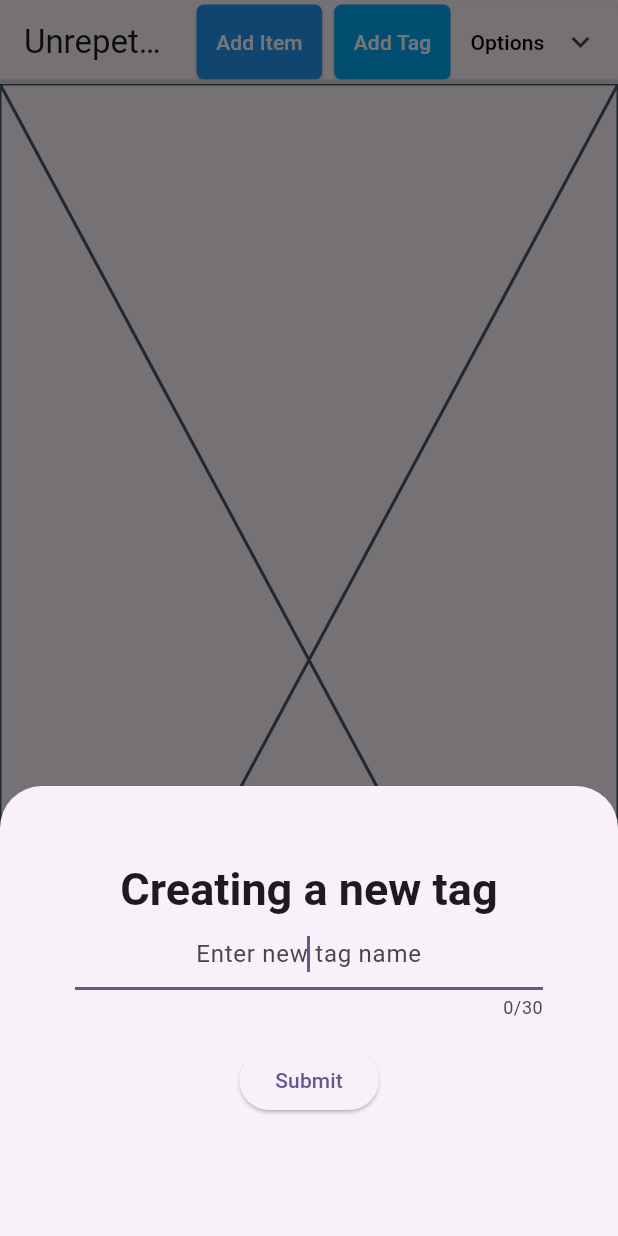
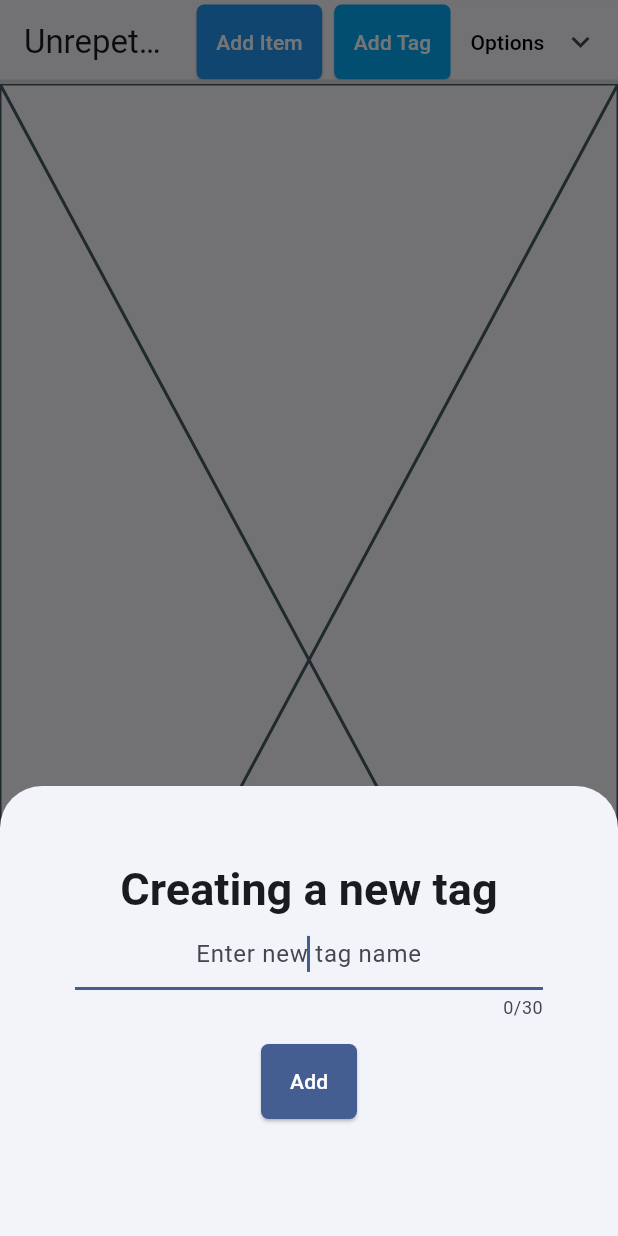
Before and after one commit to luE11/unrepeatable-list-app, a Flutter app: the screen it shows after launch, after a tap on "Add Tag", on a phone screen of 412 x 824 dp. Run offline on Flutter 3.47's test engine with Material 3 defaults, Android fonts, the phone set to English and light mode, and no system bars; missing offline and left inert: sqlite3, window_size; statements that could not run were skipped.

```diff
--- a/lib/components/modal_manager.dart
+++ b/lib/components/modal_manager.dart
@@ -1,22 +1,21 @@
 import 'package:flutter/material.dart';
-import '../database/operations/tag_manager.dart' show createTag;
 import 'modals/create_tag_modal.dart';
 import 'modals/delete_tag_modal.dart';
 
-void showCreateTagModal(BuildContext context, ThemeData? themeData){
+void showCreateTagModal(BuildContext context, ThemeData? themeData, ButtonStyle? btnStyle){
   showModalBottomSheet<void>(
     context: context,
     builder: (BuildContext context) {
-      return CreateTagModal(themeData: themeData);
+      return CreateTagModal(themeData: themeData, btnStyle: btnStyle);
     },
   );
 }
 
-void showDeleteTagModal(BuildContext context, ThemeData? themeData){
+void showDeleteTagModal(BuildContext context, ThemeData? themeData, ButtonStyle? btnStyle){
   showModalBottomSheet<void>(
     context: context,
     builder: (BuildContext context) {
-      return DeleteTagModal(themeData: themeData);
+      return DeleteTagModal(themeData: themeData, btnStyle: btnStyle);
     },
   );
 }
--- a/lib/components/modals/create_tag_modal.dart
+++ b/lib/components/modals/create_tag_modal.dart
@@ -1,12 +1,13 @@
 import 'package:flutter/material.dart';
-import '../../database/operations/tag_manager.dart' show createTag;
+import '../../services/tag_service.dart' show createTag;
 
 class CreateTagModal extends StatelessWidget {
   final GlobalKey<FormState> formKey = GlobalKey<FormState>();
   final ThemeData? themeData;
+  final ButtonStyle? btnStyle;
   final tagController = TextEditingController();
 
-  CreateTagModal({super.key, this.themeData});
+  CreateTagModal({super.key, this.themeData, this.btnStyle});
 
   @override
   Widget build(BuildContext context) {
@@ -50,7 +51,10 @@ class CreateTagModal extends StatelessWidget {
                       Navigator.pop(context);
                     }
                   },
-                  child: const Text('Submit'),
+                  style: btnStyle?.copyWith(
+                    backgroundColor: MaterialStatePropertyAll(themeData?.colorScheme.primary),
+                  ),
+                  child: const Text('Add'),
                 ),
               ),
             ],
--- a/lib/components/navbar.dart
+++ b/lib/components/navbar.dart
@@ -35,7 +35,7 @@ class AppNavBar extends StatelessWidget implements PreferredSizeWidget {
             padding: const EdgeInsets.only(left: 8),
             child: ElevatedButton(
               onPressed: () {
-                showCreateTagModal(context, appTheme);
+                showCreateTagModal(context, appTheme, btnStyle);
                 //createTag('pruebita');
               },
               style: btnStyle?.copyWith(
@@ -65,7 +65,7 @@ class AppNavBar extends StatelessWidget implements PreferredSizeWidget {
                   ),
                   MenuItemButton(
                     onPressed: () {
-                      showDeleteTagModal(context, appTheme);
+                      showDeleteTagModal(context, appTheme, btnStyle);
                     },
                     style: menuItemStyle,
                     child: const Text("Delete tag")
--- a/lib/database/model/tag.model.dart
+++ b/lib/database/model/tag.model.dart
@@ -1,21 +1,21 @@
 class Tag {
-  int id;
-  final String tag;
+  int _id;
+  final String _tag;
 
-  Tag({
-    this.id = 0,
-    required this.tag
-  });
+  Tag(this._id, this._tag);
 
   Map<String, dynamic> toMap(){
     return {
-      'id': id,
-      'tag': tag
+      'id': _id,
+      'tag': _tag
     };
   }
 
+  int get id => _id;
+  String get tag => _tag;
+
   @override
   String toString() {
-    return 'Tag{id: $id, tag: $tag}';
+    return 'Tag{id: $_id, tag: $_tag}';
   }
 }
--- a/lib/database/operations/tag_manager.dart
+++ b/lib/database/operations/tag_manager.dart
@@ -11,7 +11,7 @@ void createTag(String tag){
     executeDatabaseOperation(operation, [tag]);
     logInfo('Tag "$tag" added');
   } catch (e) {
-    logInfo('Could not create tag "$tag". Already exists?');
+    logError('Could not create tag "$tag". Already exists?');
   }
 }
 
@@ -26,6 +26,6 @@ void deleteTagById(int id){
     executeDatabaseOperation(operation, [id]);
     logInfo('Tag deleted succesfully');
   } catch (e) {
-    logInfo('Could not delete the tag');
+    logError('Could not delete the tag');
   }
 }
--- a/lib/main.dart
+++ b/lib/main.dart
@@ -20,7 +20,7 @@ class MyApp extends StatelessWidget {
     return MaterialApp(
       title: 'Unrepeteable list app',
       theme: ThemeData(
-        colorScheme: ColorScheme.fromSeed(seedColor: Colors.deepPurple),
+        colorScheme: ColorScheme.fromSeed(seedColor: Colors.blueAccent),
         useMaterial3: true,
         fontFamily: 'Sans-serif',
       ),
```
Also changed, not shown: lib/components/modals/delete_tag_modal.dart (+45 -19 lines), lib/components/uilogger.dart (+14 -0 lines), lib/services/tag_service.dart (added, +23 -0 lines).
